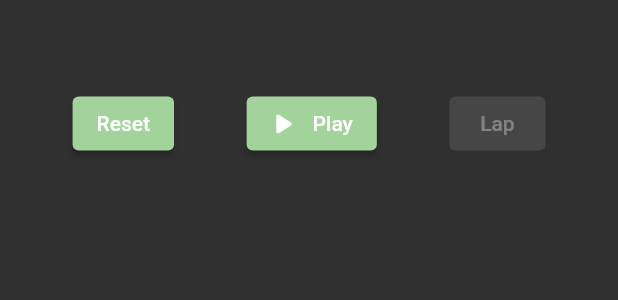
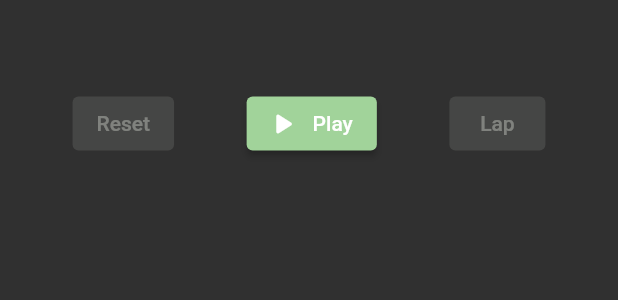
Before and after one commit to eliascreates/lap_quest, a Flutter app: the StopwatchBottomControls widget shown alone on an empty page, opened directly, after a tap on "Play", after a tap on "Reset", on a phone screen of 412 x 824 dp. Shown: the top 300 px of the screen. Run offline on Flutter 3.47's test engine with Material 2 defaults, Android fonts, the phone set to English and light mode, and no system bars; our stand-ins replace dartz, equatable, flutter_bloc, get_it, isar; accounts and stored records are empty; generated files the repository leaves out were written again.

Commit message:
Add reset functionality/event to work in conjunction with the stopwatch

```diff
--- a/lib/features/stopwatch/presentation/widgets/stopwatch_bottom_controls.dart
+++ b/lib/features/stopwatch/presentation/widgets/stopwatch_bottom_controls.dart
@@ -16,10 +16,25 @@ class StopwatchBottomControls extends StatelessWidget {
       child: Row(
         mainAxisAlignment: MainAxisAlignment.spaceEvenly,
         children: [
-          ElevatedButton(
-            onPressed: () =>
-                context.read<StopwatchBloc>().add(const StopwatchResetted()),
-            child: const Text('Reset'),
+          BlocBuilder<StopwatchBloc, StopwatchState>(
+            builder: (context, state) {
+              return ElevatedButton(
+                onPressed: state.totalDuration == Duration.zero
+                    ? null
+                    : () {
+                        context
+                            .read<StopwatchBloc>()
+                            .add(const StopwatchResetted());
+
+                        context.read<ActivityBloc>().add(
+                              ActivityUpdated(
+                                  activityId: state.activity!.id,
+                                  laps: const []),
+                            );
+                      },
+                child: const Text('Reset'),
+              );
+            },
           ),
           BlocBuilder<StopwatchBloc, StopwatchState>(
             builder: (context, state) {
```
